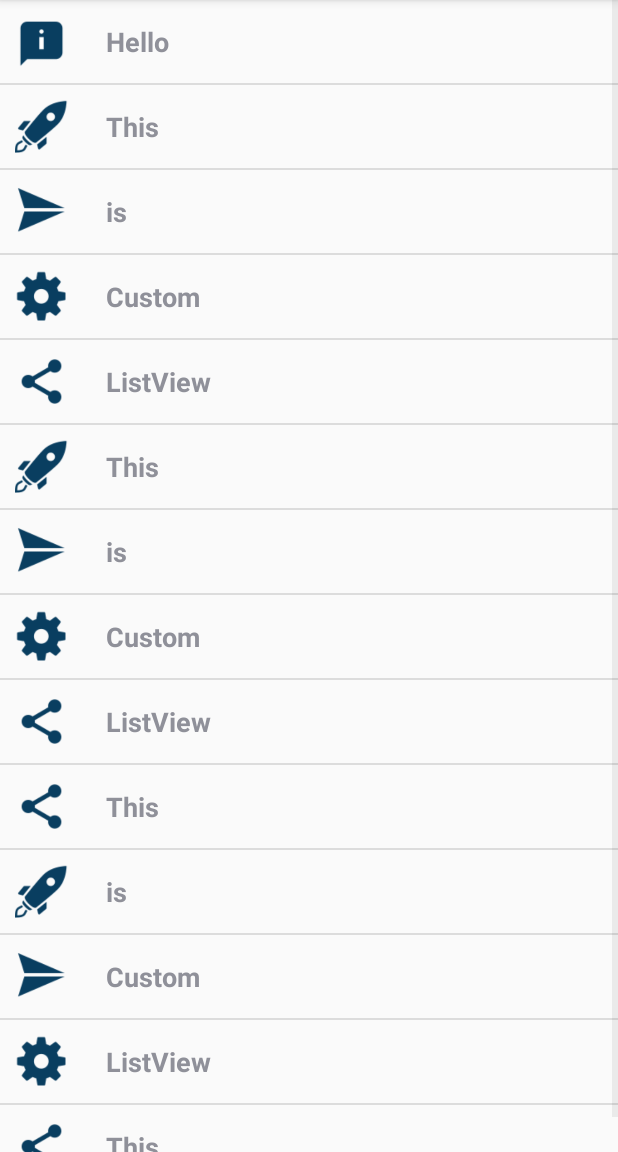
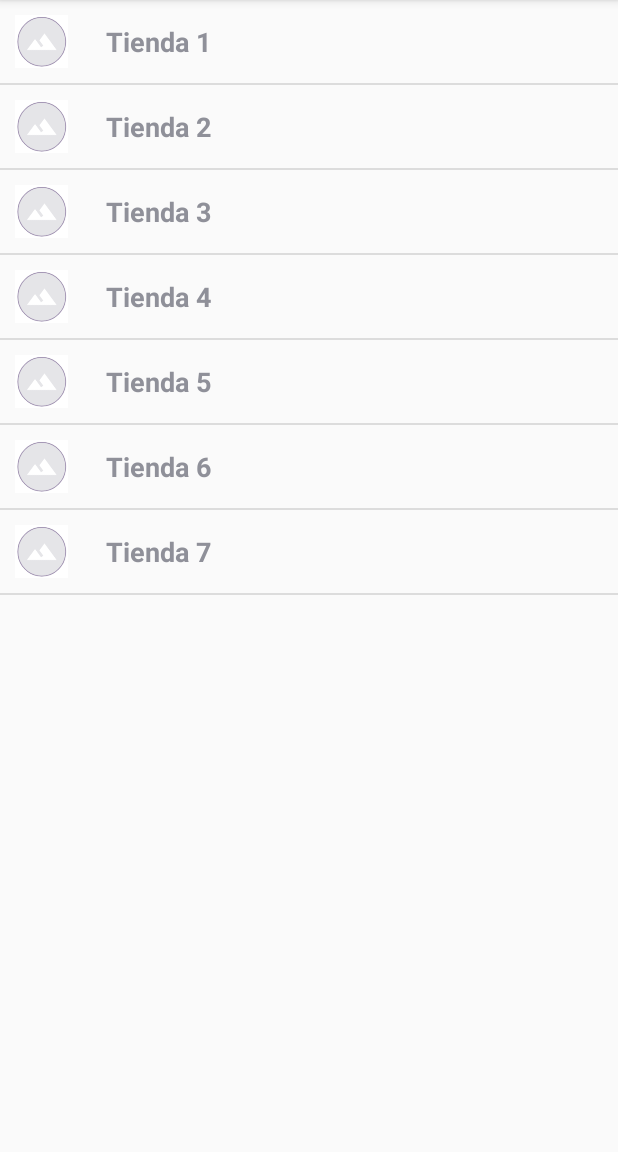
Before and after one commit to ecreyes/CCompra, an Android app: the MarketListActivity screen opened directly, with no data from a screen before it, on a phone screen of 412 x 824 dp, the part 84-1236 px from its top. Run offline under Robolectric (Android 15) with nearby library versions, the phone set to English and light mode, and no system bars.

Commit message:
imagenes tienda

```diff
--- a/app/src/main/java/com/example/ecreyes/ccompra/MainActivity.java
+++ b/app/src/main/java/com/example/ecreyes/ccompra/MainActivity.java
@@ -44,10 +44,24 @@ public class MainActivity extends AppCompatActivity {
     ImageView mImageView;
     ProgressDialog mProgressDialog;
 
+    // Boton para ir a la vista de tiendas
+
+    private Button botonTienda;
+
     @Override
     protected void onCreate(Bundle savedInstanceState) {
         super.onCreate(savedInstanceState);
         setContentView(R.layout.activity_main);
+
+        // boton tienda
+        botonTienda = (Button) findViewById(R.id.btn_tienda);
+        botonTienda.setOnClickListener(new View.OnClickListener() {
+            @Override
+            public void onClick(View v) {
+                openActivityMarketList();
+            }
+        });
+
         botonCategoria = findViewById(R.id.btn_categoria);
         etCategoria = findViewById(R.id.et_categoria);
         mUploadButton = findViewById(R.id.btn_subir);
@@ -58,6 +72,13 @@ public class MainActivity extends AppCompatActivity {
 
         database = FirebaseDatabase.getInstance();
         categoriaRef = database.getReference(FirebaseReferences.CATEGORIA_REFERENCES);
+    }
+
+    // Abrir vista tienda
+
+    public void openActivityMarketList(){
+        Intent intent = new Intent(this, MarketListActivity.class);
+        startActivity(intent);
     }
 
     public void readData(myCallBack myCallback) {
--- a/app/src/main/java/com/example/ecreyes/ccompra/MarketListActivity.java
+++ b/app/src/main/java/com/example/ecreyes/ccompra/MarketListActivity.java
@@ -7,34 +7,20 @@ import android.widget.ListView;
 
 public class MarketListActivity extends AppCompatActivity {
     ListView mylist;
-    String text[] = new String[]{"Hello",
-            "This",
-            "is",
-            "Custom",
-            "ListView",
-            "This",
-            "is",
-            "Custom",
-            "ListView",
-            "This",
-            "is",
-            "Custom",
-            "ListView",
-            "This"};
-    int image[] = new int[]{R.drawable.about,
-            R.drawable.boost,
-            R.drawable.send,
-            R.drawable.settings,
-            R.drawable.share,
-            R.drawable.boost,
-            R.drawable.send,
-            R.drawable.settings,
-            R.drawable.share,
-            R.drawable.share,
-            R.drawable.boost,
-            R.drawable.send,
-            R.drawable.settings,
-            R.drawable.share};
+    String text[] = new String[]{"Tienda 1",
+            "Tienda 2",
+            "Tienda 3",
+            "Tienda 4",
+            "Tienda 5",
+            "Tienda 6",
+            "Tienda 7"};
+    int image[] = new int[]{R.drawable.pretienda,
+            R.drawable.pretienda,
+            R.drawable.pretienda,
+            R.drawable.pretienda,
+            R.drawable.pretienda,
+            R.drawable.pretienda,
+            R.drawable.pretienda};
 
     @Override
     protected void onCreate(Bundle savedInstanceState) {
--- a/app/src/main/java/com/example/ecreyes/ccompra/Objetos/MarketListActivity.java
+++ /dev/null
@@ -1,13 +0,0 @@
-package com.example.ecreyes.ccompra.Objetos;
-
-import android.support.v7.app.AppCompatActivity;
-import android.os.Bundle;
-
-public class MarketListActivity extends AppCompatActivity {
-
-    @Override
-    protected void onCreate(Bundle savedInstanceState) {
-        super.onCreate(savedInstanceState);
-        setContentView(R.layout.activity_market_list);
-    }
-}
--- a/app/src/main/res/layout/activity_main.xml
+++ b/app/src/main/res/layout/activity_main.xml
@@ -62,6 +62,13 @@
         android:id="@+id/btn_subir"
         android:onClick="abrirGaleria"
         />
+
+    <Button
+        android:id="@+id/btn_tienda"
+        android:layout_width="match_parent"
+        android:layout_height="wrap_content"
+        android:text="@string/ir_a_ver_tiendas" />
+
     <ImageView
         android:layout_width="200dp"
         android:layout_height="200dp"
--- a/app/src/main/res/layout/activity_marketlist.xml
+++ b/app/src/main/res/layout/activity_marketlist.xml
@@ -7,10 +7,9 @@
     tools:context=".MarketListActivity">
 
     <ListView
-        android:listSelector="#5698"
         android:id="@+id/mylist"
         android:layout_width="match_parent"
-        android:layout_height="match_parent">
-    </ListView>
+        android:layout_height="match_parent"
+        android:listSelector="#5698"></ListView>
 
 </android.support.constraint.ConstraintLayout>
--- a/app/src/main/res/values/colors.xml
+++ b/app/src/main/res/values/colors.xml
@@ -1,6 +1,6 @@
 <?xml version="1.0" encoding="utf-8"?>
 <resources>
     <color name="colorPrimary">#008577</color>
-    <color name="colorPrimaryDark">#00574B</color>
+    <color name="colorPrimaryDark">#00574b</color>
     <color name="colorAccent">#D81B60</color>
 </resources>
--- a/app/src/main/res/values/strings.xml
+++ b/app/src/main/res/values/strings.xml
@@ -1,4 +1,5 @@
 <resources>
     <string name="app_name">CCompra</string>
     <string name="demo">demo</string>
+    <string name="ir_a_ver_tiendas">Ir a ver tiendas</string>
 </resources>
```
Also changed, not shown: app/src/main/res/drawable/pretienda.png (added).
